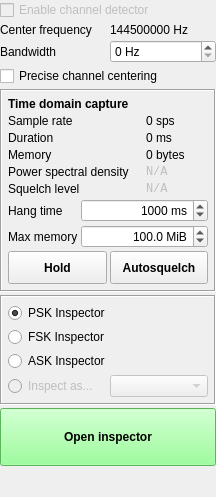
The window that ui/InspectorPanel.ui (BatchDrake/SigDigger) describes before a commit, drawn with Qt 5.
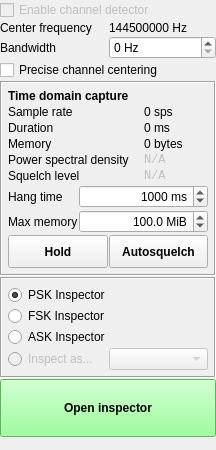
The same window after the commit.

Commit message: Compactify all panels

```diff
--- a/ui/InspectorPanel.ui
+++ b/ui/InspectorPanel.ui
@@ -7,7 +7,7 @@
     <x>0</x>
     <y>0</y>
     <width>216</width>
-    <height>497</height>
+    <height>450</height>
    </rect>
   </property>
   <property name="windowTitle">
@@ -27,7 +27,7 @@
     <number>0</number>
    </property>
    <property name="spacing">
-    <number>3</number>
+    <number>1</number>
    </property>
    <item row="1" column="0">
     <widget class="QLabel" name="label_21">
@@ -71,7 +71,7 @@
        <number>6</number>
       </property>
       <property name="spacing">
-       <number>4</number>
+       <number>1</number>
       </property>
       <item row="0" column="0" colspan="2">
        <widget class="QRadioButton" name="pskRadio">
@@ -181,8 +181,11 @@
       <property name="bottomMargin">
        <number>6</number>
       </property>
-      <property name="spacing">
-       <number>3</number>
+      <property name="horizontalSpacing">
+       <number>1</number>
+      </property>
+      <property name="verticalSpacing">
+       <number>2</number>
       </property>
       <item row="4" column="0">
        <widget class="QLabel" name="label_4">
@@ -277,7 +280,7 @@
           <number>0</number>
          </property>
          <property name="spacing">
-          <number>3</number>
+          <number>1</number>
          </property>
          <item row="0" column="0">
           <widget class="QPushButton" name="captureButton">
```
The commit also changes 5 other files.
